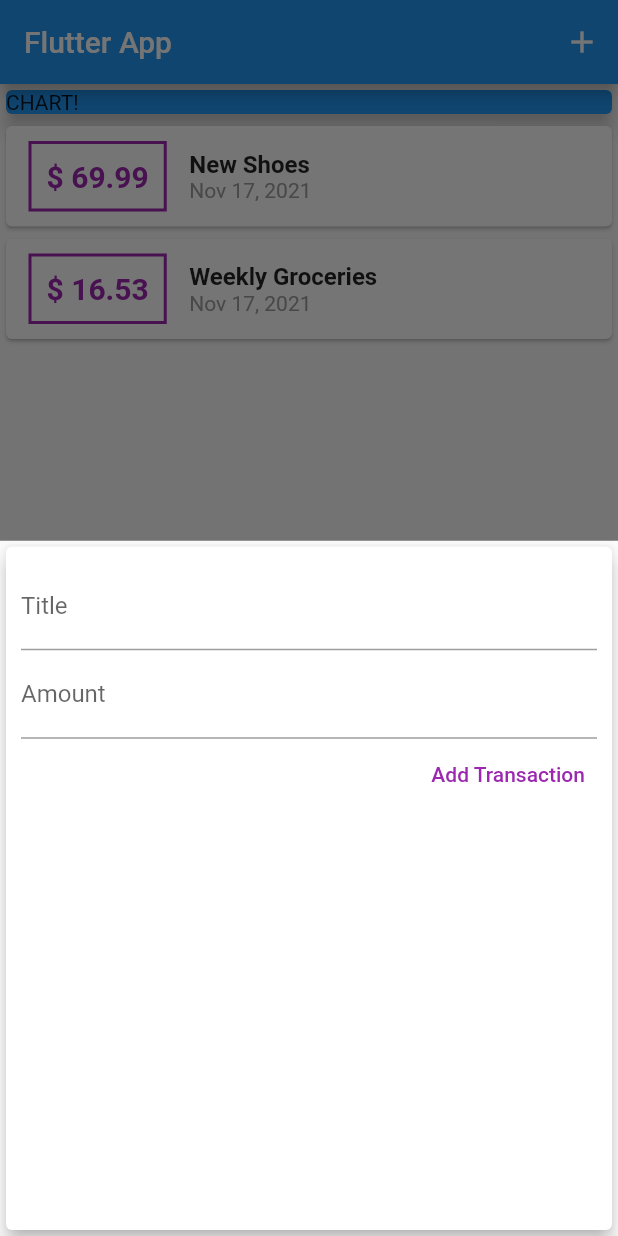
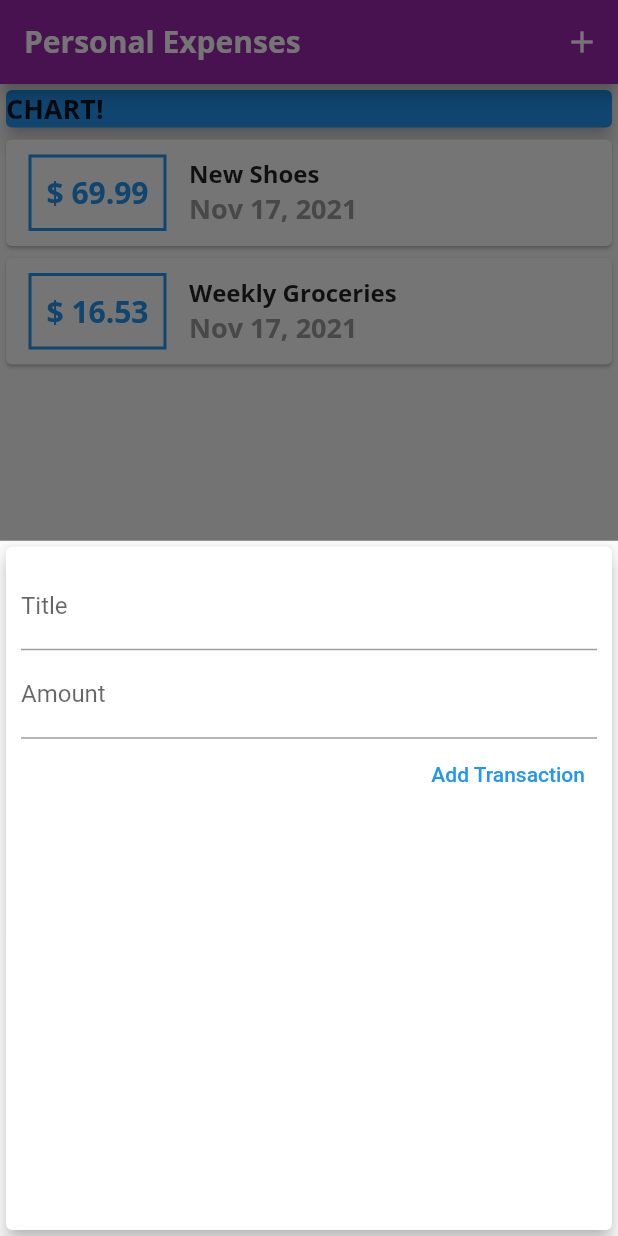
Before and after one commit to GannonDetroit/expense_app, a Flutter app: the screen it shows after launch, after a tap on the "add" icon, on a phone screen of 412 x 824 dp. Run offline on Flutter 3.47's test engine with Material 2 defaults, Android fonts, the phone set to English and light mode, and no system bars.

Commit message:
updated style by adding global theming to app and brining in font files too

```diff
--- a/lib/main.dart
+++ b/lib/main.dart
@@ -9,12 +9,34 @@ import './models/transactions.dart';
 
 void main() => runApp(MyApp());
 
+final ThemeData theme = ThemeData();
+
 class MyApp extends StatelessWidget {
   @override
   Widget build(BuildContext context) {
     return MaterialApp(
-      title: 'Flutter App',
+      title: 'Personal Expenses',
+      //primaySwatch is best because it auto generates different shade variations of your primary color which many flutter featues will use to make the app look better. just doing primary color will ONLY do that one color.
+      theme: ThemeData(
+          fontFamily: 'Quicksand',
+          colorScheme: ColorScheme.fromSwatch(
+            primarySwatch: Colors.purple,
+          ).copyWith(
+            secondary: Colors.amber,
+          ),
+          textTheme: ThemeData.light().textTheme.copyWith(
+              bodyText2: TextStyle(
+                  fontFamily: 'OpenSans',
+                  fontWeight: FontWeight.bold,
+                  fontSize: 18)),
+          appBarTheme: AppBarTheme(
+              titleTextStyle: TextStyle(
+                  fontFamily: 'OpenSans',
+                  fontSize: 20,
+                  fontWeight: FontWeight.bold))),
+
       home: MyHomePage(),
+      debugShowCheckedModeBanner: false,
     );
   }
 }
@@ -69,7 +91,9 @@ class _MyHomePageState extends State<MyHomePage> {
               onPressed: () => _startAddNewTransaction(context),
               icon: Icon(Icons.add))
         ],
-        title: const Text('Flutter App'),
+        title: const Text(
+          'Personal Expenses',
+        ),
       ),
       body: SingleChildScrollView(
         child: Column(
--- a/lib/widgets/new_transaction.dart
+++ b/lib/widgets/new_transaction.dart
@@ -56,7 +56,8 @@ class _NewTransactionState extends State<NewTransaction> {
             TextButton(
                 onPressed: SubmitData,
                 child: Text('Add Transaction'),
-                style: TextButton.styleFrom(primary: Colors.purple)),
+                style: TextButton.styleFrom(
+                    primary: Theme.of(context).primaryColor)),
           ],
         ),
       ),
--- a/lib/widgets/transaction_list.dart
+++ b/lib/widgets/transaction_list.dart
@@ -22,14 +22,15 @@ class TransactionList extends StatelessWidget {
                   padding: EdgeInsets.all(10),
                   margin: EdgeInsets.symmetric(vertical: 10, horizontal: 15),
                   decoration: BoxDecoration(
-                      border: Border.all(color: Colors.purple, width: 2)),
+                      border: Border.all(
+                          color: Theme.of(context).primaryColor, width: 2)),
                   child: Text(
                     //This is how you can use string interpulation and how to show dollar signs since they are a reserved character in dart, so \$ to show them.
                     '\$ ${transactions[index].amount.toStringAsFixed(2)}', //toStringAsFixed(2) means it will be no more and no less than 2 decimal places
                     style: TextStyle(
                         fontWeight: FontWeight.bold,
                         fontSize: 20,
-                        color: Colors.purple),
+                        color: Theme.of(context).primaryColor),
                   ),
                 ),
                 Column(
```
Also changed, not shown: pubspec.yaml (+11 -11 lines), assets/fonts/OpenSans-Bold.ttf (added), assets/fonts/OpenSans-Regular.ttf (added), assets/fonts/Quicksand-Bold.ttf (added), assets/fonts/Quicksand-Regular.ttf (added).
